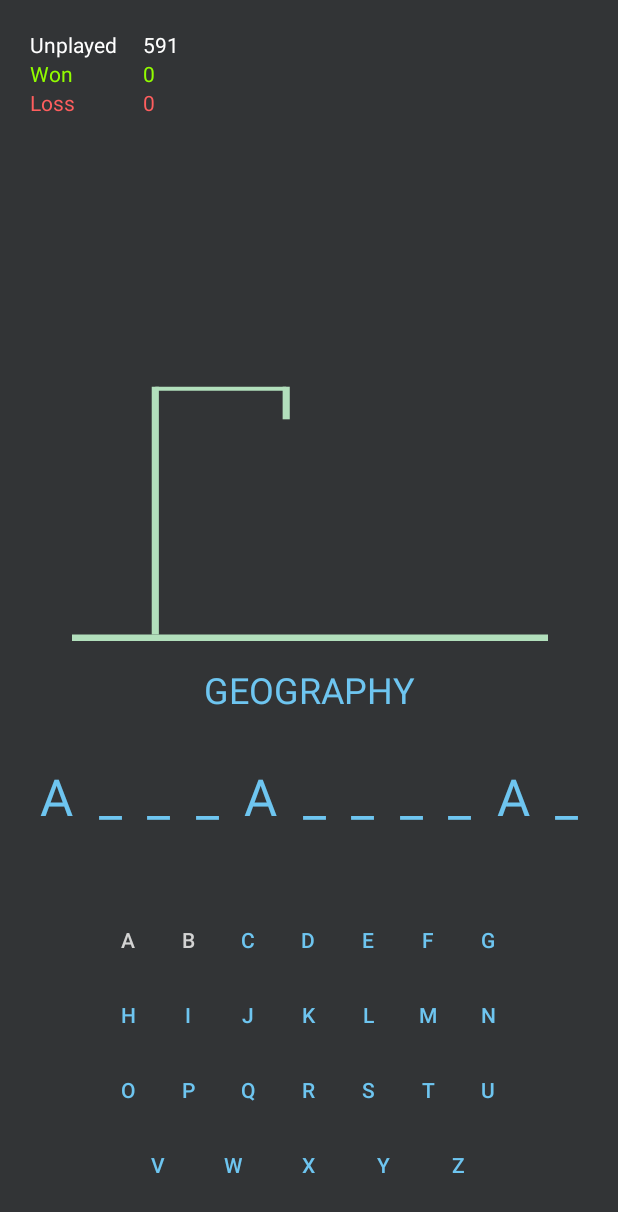
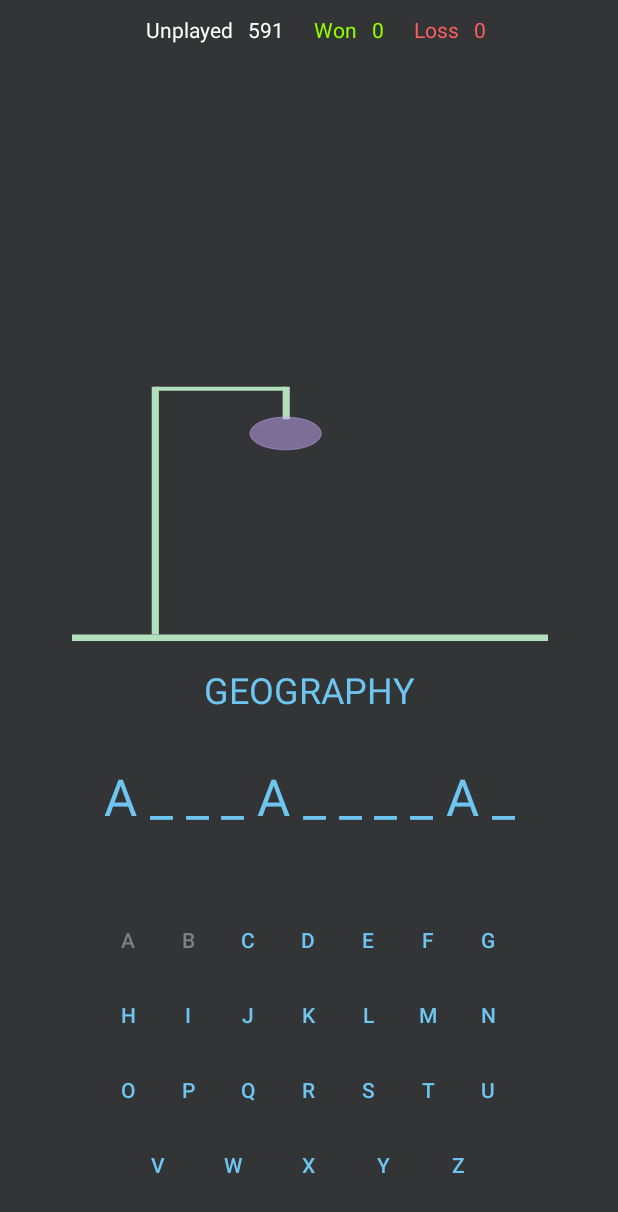
Before and after one commit to matt-chap/Hangman, an Android app: the HangmanPlay screen opened directly, with no data from a screen before it, after a tap on an icon or button, on a phone screen of 412 x 824 dp. Shown: the top 1212 px of the screen. Run offline under Robolectric (Android 15) with nearby library versions, the phone set to English and light mode, and no system bars; our stand-ins replace AdMob; 1 other tap on this screen came first.

Commit message:
Incorrect Letter updates svg

```diff
--- a/app/src/main/java/com/example/hangman/HangmanPlay.java
+++ b/app/src/main/java/com/example/hangman/HangmanPlay.java
@@ -1,10 +1,13 @@
 package com.example.hangman;
 
 import androidx.appcompat.app.AppCompatActivity;
+import androidx.core.content.ContextCompat;
 
+import android.content.Context;
 import android.os.Bundle;
 import android.view.View;
 import android.widget.Button;
+import android.widget.ImageView;
 import android.widget.TextView;
 import android.graphics.Color;
 
@@ -19,6 +22,7 @@ public class HangmanPlay extends AppCompatActivity implements View.OnClickListen
     TextView txt;
     TextView txtWord;
     String currentWord;
+    Integer wrongLetterCount;
 
     @Override
     protected void onCreate(Bundle savedInstanceState) {
@@ -111,16 +115,21 @@ public class HangmanPlay extends AppCompatActivity implements View.OnClickListen
 
     public void PlayGame(){
         ResetVars();
+        ResetButtonState();
         SetNewWordData();
         SetUnderscores();
     }
 
     public void ResetVars(){
+        wrongLetterCount = 0;
         currentWord = "";
+        ImageView pic = (ImageView)findViewById(R.id.hangmanPic);
+        pic.setBackground(ContextCompat.getDrawable(this, R.drawable.svg_hangman1));
     }
 
     public void SetUnderscores(){
         StringBuilder sb = new StringBuilder();
+
             for(int i = 0; i < currentWord.length(); i++)
             {
                 char c = currentWord.charAt(i);
@@ -131,6 +140,8 @@ public class HangmanPlay extends AppCompatActivity implements View.OnClickListen
                     sb.append(c);
                 }
             }
+
+
         txtWord.setText(sb.toString());
     }
 
@@ -165,160 +176,233 @@ public class HangmanPlay extends AppCompatActivity implements View.OnClickListen
     public void CheckLetterInWord(Character letter){
         StringBuilder sb = new StringBuilder();
         String underscoreWord = txtWord.getText().toString();
-        for(int i = 0; i < currentWord.length(); i++)
-        {
+        Boolean isInWord = false;
+
+        if (currentWord.indexOf(letter) != -1) {
+            // Word contains letter
+            for (int i = 0; i < currentWord.length(); i++) {
                 char uc = underscoreWord.charAt(i);
                 char cc = currentWord.charAt(i);
-            if(uc == '_' && Character.isLetter(cc)){
-                if(cc == letter){
+                if (uc == '_' && Character.isLetter(cc)) {
+                    if (cc == letter) {
                         sb.append(letter);
-                }
-                else{
+                    } else {
                         sb.append("_");
                     }
-            }
-            else{
+                } else {
                     sb.append(cc);
                 }
             }
             txtWord.setText(sb.toString());
         }
+        else{
+            // Word does NOT contain letter
+            wrongLetterCount += 1;
+            ImageView pic = (ImageView)findViewById(R.id.hangmanPic);
+            pic.setBackground(ContextCompat.getDrawable(this, GetDrawable()));
+        }
+    }
 
-    public void setButtonState(View v){
+    public Integer GetDrawable(){
+        int picId;
+        switch (wrongLetterCount){
+            case 0:{
+                picId = R.drawable.svg_hangman1;
+                break;
+            }
+            case 1:{
+                picId = R.drawable.svg_hangman2;
+                break;
+            }
+            case 2:{
+                picId = R.drawable.svg_hangman3;
+                break;
+            }
+            case 3:{
+                picId = R.drawable.svg_hangman4;
+                break;
+            }
+            case 4:{
+                picId = R.drawable.svg_hangman5;
+                break;
+            }
+            default:{
+                picId = R.drawable.svg_hangman6;
+                break;
+            }
+        }
+        return picId;
+    }
+
+    public void setButtonState(View v, Boolean isReset){
+        if(isReset){
+            v.setEnabled(true);
+            ((Button)v).setTextColor(Color.parseColor("#6ec5f0"));
+        }else {
             v.setEnabled(false);
-        ((Button)v).setTextColor(Color.parseColor("#d3d3d3"));
+            ((Button) v).setTextColor(Color.parseColor("#808080"));
+        }
+    }
+
+    public void ResetButtonState(){
+        setButtonState(findViewById(R.id.buttonA), true);
+        setButtonState(findViewById(R.id.buttonB), true);
+        setButtonState(findViewById(R.id.buttonC), true);
+        setButtonState(findViewById(R.id.buttonD), true);
+        setButtonState(findViewById(R.id.buttonE), true);
+        setButtonState(findViewById(R.id.buttonF), true);
+        setButtonState(findViewById(R.id.buttonG), true);
+        setButtonState(findViewById(R.id.buttonH), true);
+        setButtonState(findViewById(R.id.buttonI), true);
+        setButtonState(findViewById(R.id.buttonJ), true);
+        setButtonState(findViewById(R.id.buttonK), true);
+        setButtonState(findViewById(R.id.buttonL), true);
+        setButtonState(findViewById(R.id.buttonM), true);
+        setButtonState(findViewById(R.id.buttonN), true);
+        setButtonState(findViewById(R.id.buttonO), true);
+        setButtonState(findViewById(R.id.buttonP), true);
+        setButtonState(findViewById(R.id.buttonQ), true);
+        setButtonState(findViewById(R.id.buttonR), true);
+        setButtonState(findViewById(R.id.buttonS), true);
+        setButtonState(findViewById(R.id.buttonT), true);
+        setButtonState(findViewById(R.id.buttonU), true);
+        setButtonState(findViewById(R.id.buttonV), true);
+        setButtonState(findViewById(R.id.buttonW), true);
+        setButtonState(findViewById(R.id.buttonX), true);
+        setButtonState(findViewById(R.id.buttonY), true);
+        setButtonState(findViewById(R.id.buttonZ), true);
     }
 
     @Override
     public void onClick(View v) {
         switch (v.getId()) {
             case R.id.buttonA: {
-                setButtonState(v);
+                setButtonState(v, false);
                 CheckLetterInWord('A');
                 break;
             }
             case R.id.buttonB: {
-                setButtonState(v);
+                setButtonState(v, false);
                 CheckLetterInWord('B');
                 break;
             }
             case R.id.buttonC: {
-                setButtonState(v);
+                setButtonState(v, false);
                 CheckLetterInWord('C');
                 break;
             }
             case R.id.buttonD: {
-                setButtonState(v);
+                setButtonState(v, false);
                 CheckLetterInWord('D');
                 break;
             }
             case R.id.buttonE: {
-                setButtonState(v);
+                setButtonState(v, false);
                 CheckLetterInWord('E');
                 break;
             }
             case R.id.buttonF: {
-                setButtonState(v);
+                setButtonState(v, false);
                 CheckLetterInWord('F');
                 break;
             }
             case R.id.buttonG: {
-                setButtonState(v);
+                setButtonState(v, false);
                 CheckLetterInWord('G');
                 break;
             }
             case R.id.buttonH: {
-                setButtonState(v);
+                setButtonState(v, false);
                 CheckLetterInWord('H');
                 break;
             }
             case R.id.buttonI: {
-                setButtonState(v);
+                setButtonState(v, false);
                 CheckLetterInWord('I');
                 break;
             }
             case R.id.buttonJ: {
-                setButtonState(v);
+                setButtonState(v, false);
                 CheckLetterInWord('J');
                 break;
             }
             case R.id.buttonK: {
-                setButtonState(v);
+                setButtonState(v, false);
                 CheckLetterInWord('K');
                 break;
             }
             case R.id.buttonL: {
-                setButtonState(v);
+                setButtonState(v, false);
                 CheckLetterInWord('L');
                 break;
             }
             case R.id.buttonM: {
-                setButtonState(v);
+                setButtonState(v, false);
                 CheckLetterInWord('M');
                 break;
             }
             case R.id.buttonN: {
-                setButtonState(v);
+                setButtonState(v, false);
                 CheckLetterInWord('N');
                 break;
             }
             case R.id.buttonO: {
-                setButtonState(v);
+                setButtonState(v, false);
                 CheckLetterInWord('O');
                 break;
             }
             case R.id.buttonP: {
-                setButtonState(v);
+                setButtonState(v, false);
                 CheckLetterInWord('P');
                 break;
             }
             case R.id.buttonQ: {
-                setButtonState(v);
+                setButtonState(v, false);
                 CheckLetterInWord('Q');
                 break;
             }
             case R.id.buttonR: {
-                setButtonState(v);
+                setButtonState(v, false);
                 CheckLetterInWord('R');
                 break;
             }
             case R.id.buttonS: {
-                setButtonState(v);
+                setButtonState(v, false);
                 CheckLetterInWord('S');
                 break;
             }
             case R.id.buttonT: {
-                setButtonState(v);
+                setButtonState(v, false);
                 CheckLetterInWord('T');
                 break;
             }
             case R.id.buttonU: {
-                setButtonState(v);
+                setButtonState(v, false);
                 CheckLetterInWord('U');
                 break;
             }
             case R.id.buttonV: {
-                setButtonState(v);
+                setButtonState(v, false);
                 CheckLetterInWord('V');
                 break;
             }
             case R.id.buttonW: {
-                setButtonState(v);
+                setButtonState(v, false);
                 CheckLetterInWord('W');
                 break;
             }
             case R.id.buttonX: {
-                setButtonState(v);
+                setButtonState(v, false);
                 CheckLetterInWord('X');
                 break;
             }
             case R.id.buttonY: {
-                setButtonState(v);
+                setButtonState(v, false);
                 CheckLetterInWord('Y');
                 break;
             }
             case R.id.buttonZ: {
-                setButtonState(v);
+                setButtonState(v, false);
                 CheckLetterInWord('Z');
                 break;
             }
--- a/app/src/main/res/layout/activity_hangman_play.xml
+++ b/app/src/main/res/layout/activity_hangman_play.xml
@@ -337,31 +337,36 @@
         app:layout_constraintEnd_toEndOf="parent"
         app:layout_constraintStart_toStartOf="parent"
         android:textColor="#6ec5f0"
-        android:letterSpacing=".5"
-        />
+        android:letterSpacing=".25"
+        android:textAlignment="center"
+        android:gravity="center_horizontal" />
 
     <LinearLayout
-        android:layout_width="150dp"
-        android:layout_height="60dp"
-        android:layout_marginStart="20dp"
-        android:layout_marginLeft="20dp"
-        android:layout_marginTop="20dp"
+        android:layout_width="match_parent"
+        android:layout_height="30dp"
+        android:layout_marginTop="10dp"
         android:orientation="horizontal"
         app:layout_constraintEnd_toEndOf="parent"
         app:layout_constraintHorizontal_bias="0.0"
         app:layout_constraintStart_toStartOf="parent"
-        app:layout_constraintTop_toTopOf="parent">
-
-        <LinearLayout
-            android:layout_width="75dp"
-            android:layout_height="match_parent"
-            android:orientation="vertical">
+        app:layout_constraintTop_toTopOf="parent"
+        android:textAlignment="center"
+        android:gravity="center_horizontal" >
 
         <TextView
             android:id="@+id/LabelUnplayed"
             android:layout_width="wrap_content"
             android:layout_height="wrap_content"
             android:text="Unplayed"
+            android:layout_marginLeft="10dp"
+            android:textColor="#FFFFFF" />
+
+        <TextView
+            android:id="@+id/CountUnplayed"
+            android:layout_width="wrap_content"
+            android:layout_height="wrap_content"
+            android:text="0"
+            android:layout_marginLeft="10dp"
             android:textColor="#FFFFFF" />
 
         <TextView
@@ -369,6 +374,15 @@
             android:layout_width="wrap_content"
             android:layout_height="wrap_content"
             android:text="Won"
+            android:layout_marginLeft="20dp"
+            android:textColor="#92FD00" />
+
+        <TextView
+            android:id="@+id/CountWon"
+            android:layout_width="wrap_content"
+            android:layout_height="wrap_content"
+            android:text="0"
+            android:layout_marginLeft="10dp"
             android:textColor="#92FD00" />
 
         <TextView
@@ -376,36 +390,17 @@
             android:layout_width="wrap_content"
             android:layout_height="wrap_content"
             android:text="Loss"
+            android:layout_marginLeft="20dp"
             android:textColor="#FF5E5E" />
-        </LinearLayout>
-
-        <LinearLayout
-            android:layout_width="75dp"
-            android:layout_height="match_parent"
-            android:orientation="vertical">
-
-            <TextView
-                android:id="@+id/CountUnplayed"
-                android:layout_width="wrap_content"
-                android:layout_height="wrap_content"
-                android:text="0"
-                android:textColor="#FFFFFF" />
-
-            <TextView
-                android:id="@+id/CountWon"
-                android:layout_width="wrap_content"
-                android:layout_height="wrap_content"
-                android:text="0"
-                android:textColor="#92FD00" />
 
         <TextView
             android:id="@+id/CountLoss"
             android:layout_width="wrap_content"
             android:layout_height="wrap_content"
             android:text="0"
+            android:layout_marginLeft="10dp"
             android:textColor="#FF5E5E" />
 
-        </LinearLayout>
     </LinearLayout>
 
     <ImageView
```
Lines whose indentation alone changed are shown as unchanged.
